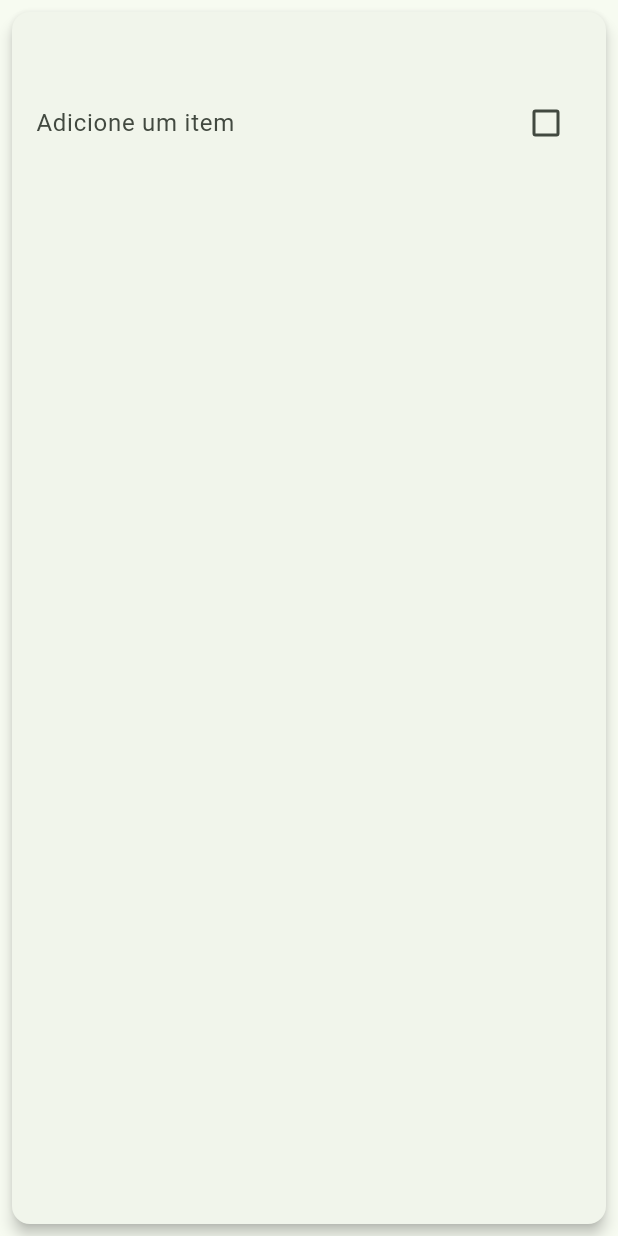
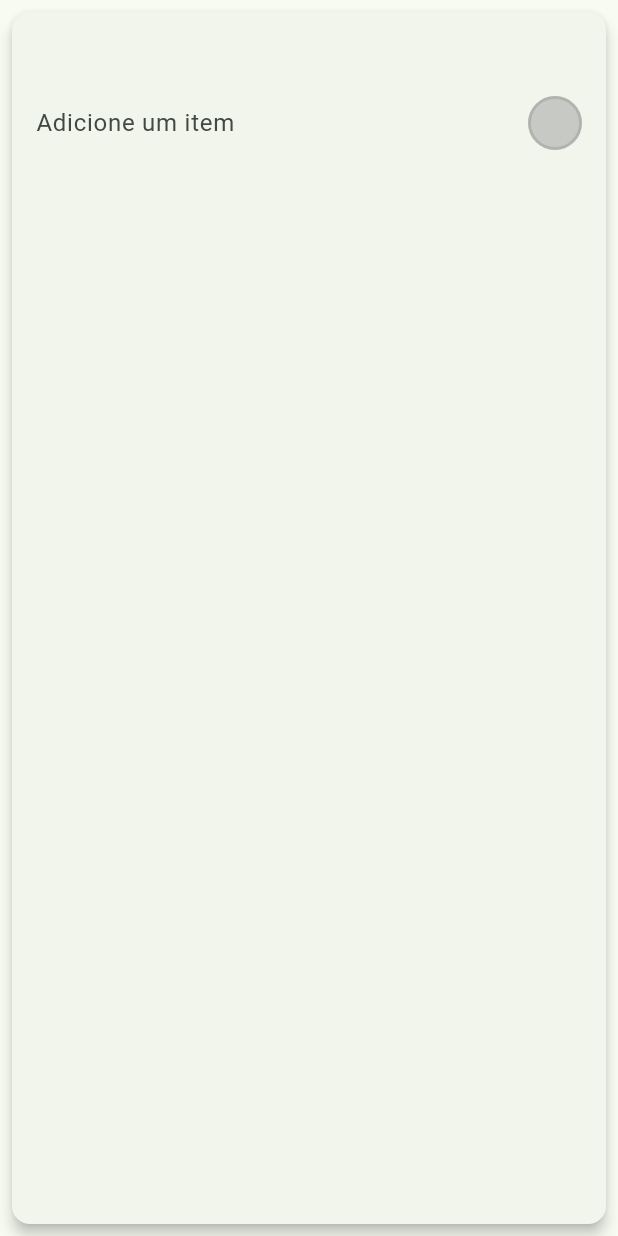
Before and after one commit to GabrielAdelino/Lista_compras, a Flutter app: the UserInputCard widget shown alone on an empty page, opened directly, on a phone screen of 412 x 824 dp. Run offline on Flutter 3.47's test engine with Material 3 defaults, Android fonts, the phone set to English and light mode, and no system bars.

Commit message:
CheckBox adjustment

```diff
--- a/lib/components/user_input_card.dart
+++ b/lib/components/user_input_card.dart
@@ -69,13 +69,17 @@ void dispose() {
                   ),
                 ),
                 SizedBox(width: 16.0), // Espaço entre o TextField e a Checkbox
-                Checkbox(
+                CustomCheckbox(
                   value: _isChecked,
                   onChanged: (bool? value) {
                     setState(() {
                       _isChecked = value ?? false;
                     });
                   },
+                  icon: Icons.check_circle,
+                  iconSize: 24.0,
+                  activeColor: const Color.fromARGB(255, 26, 211, 35),
+                  checkColor: Colors.white,
                 ),
               ],
             ),
@@ -85,3 +89,49 @@ void dispose() {
     );
   }
 }
+
+class CustomCheckbox extends StatelessWidget {
+  final bool value;
+  final Function(bool?) onChanged;
+  final IconData icon;
+  final double iconSize;
+  final Color activeColor;
+  final Color checkColor;
+
+  CustomCheckbox({
+    required this.value,
+    required this.onChanged,
+    required this.icon,
+    this.iconSize = 24.0,
+    this.activeColor = Colors.blue,
+    this.checkColor = Colors.white,
+  });
+
+  @override
+  Widget build(BuildContext context) {
+    return GestureDetector(
+      onTap: () {
+        onChanged(!value);
+      },
+      child: Container(
+        decoration: BoxDecoration(
+          shape: BoxShape.circle,
+          color: value ? activeColor : Colors.grey.withOpacity(0.5),
+          border: Border.all(
+            color: value ? activeColor : Colors.grey.withOpacity(0.5),
+            width: 2.0,
+          ),
+        ),
+        width: iconSize + 12.0,
+        height: iconSize + 12.0,
+        child: value
+            ? Icon(
+                icon,
+                size: iconSize,
+                color: checkColor,
+              )
+            : null,
+      ),
+    );
+  }
+}
--- a/lib/pages/home_page.dart
+++ b/lib/pages/home_page.dart
@@ -1,6 +1,6 @@
 import 'package:flutter/material.dart';
 import 'package:lista_compras/components/user_input_card.dart';
-import 'package:lista_compras/pages/list_page.dart';
+// import 'package:lista_compras/pages/list_page.dart';
 import 'package:lista_compras/pages/registration_page.dart';
 
 class HomePage extends StatefulWidget {
```
